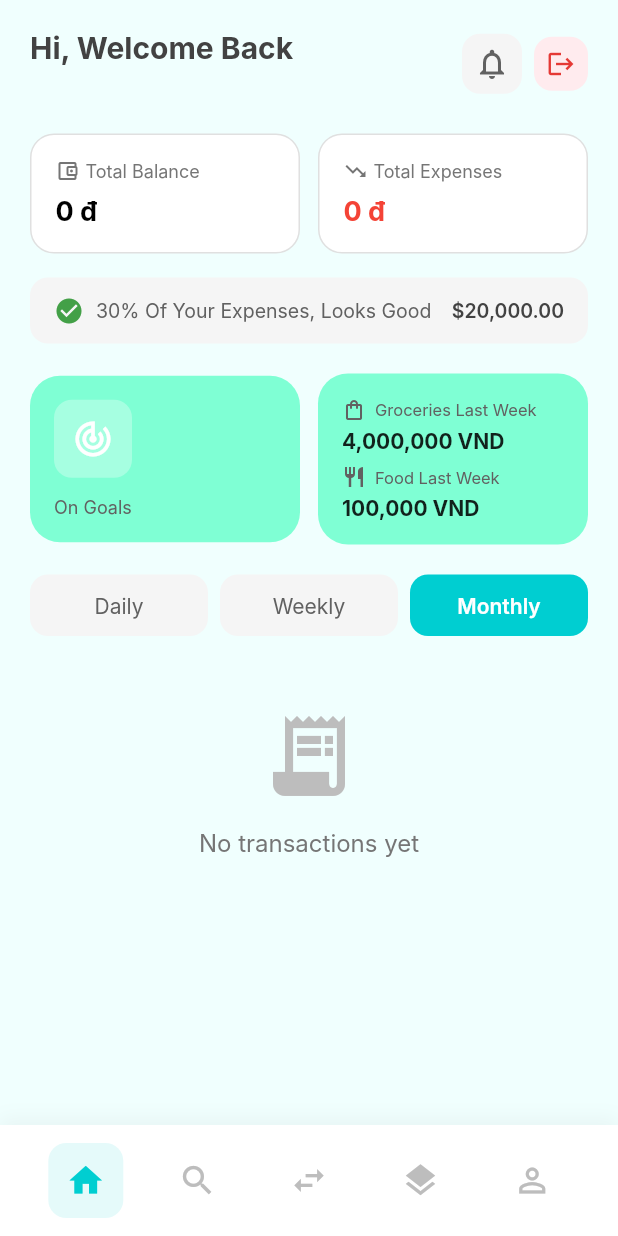
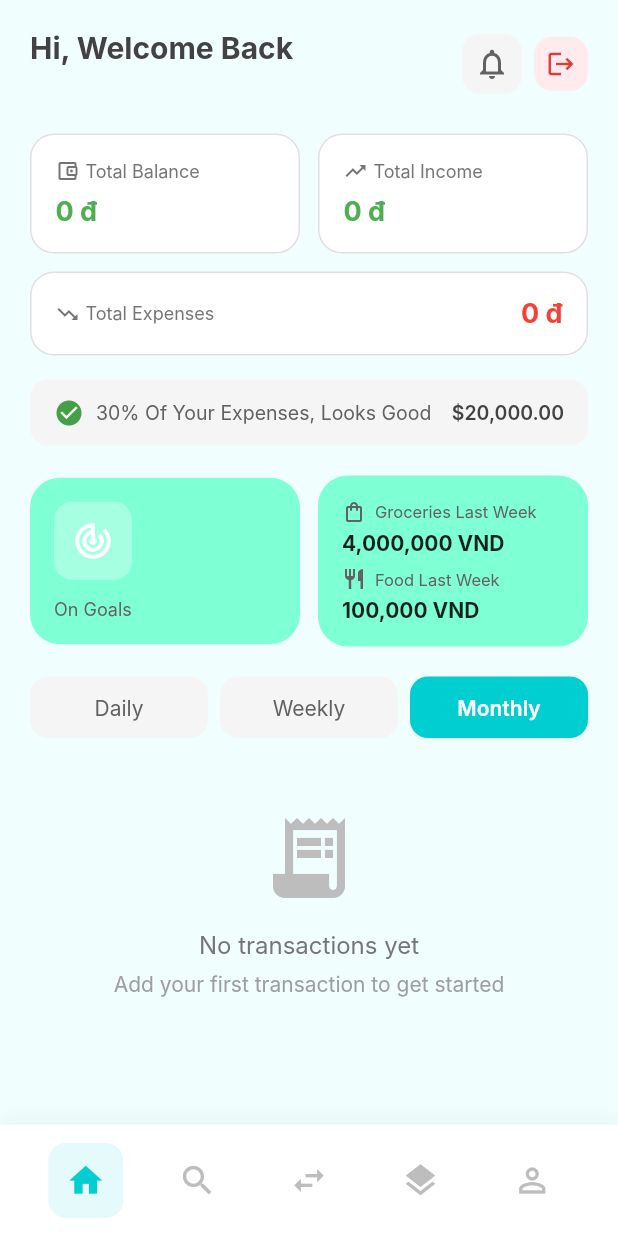
Before and after one commit to lehoangvi123/Pre_Thesis_Project, a Flutter app: the HomeView screen opened by its route, on a phone screen of 412 x 824 dp. Run offline on Flutter 3.47's test engine with Material 3 defaults, Android fonts, the phone set to English and light mode, and no system bars; our stand-ins replace cloud_firestore, device_info_plus, firebase_auth, firebase_core, fl_chart, google_sign_in and 2 more; missing offline and left inert: flutter_facebook_auth, otp; accounts and stored records are empty; Roboto replaces fonts that are missing (Inter).

Commit message:
finish basic app

```diff
--- a/lib/view/Function/HomeView.dart
+++ b/lib/view/Function/HomeView.dart
@@ -236,7 +236,7 @@ class _HomeViewState extends State<HomeView> {
     );
   }
 
-  // ✅ REAL-TIME BALANCE CARDS
+  // ✅ REAL-TIME BALANCE CARDS với Income
   Widget _buildBalanceCards() {
     final isDark = Theme.of(context).brightness == Brightness.dark;
 
@@ -260,12 +260,63 @@ class _HomeViewState extends State<HomeView> {
 
         var userData = snapshot.data!.data() as Map<String, dynamic>? ?? {};
         double balance = (userData['balance'] ?? 0).toDouble();
+        double totalIncome = (userData['totalIncome'] ?? 0).toDouble();
         double totalExpense = (userData['totalExpense'] ?? 0).toDouble();
 
-        return Row(
+        return Column(
           children: [
+            // Row 1: Balance + Income
+            Row(
+              children: [
+                // Total Balance
                 Expanded(
-              child: Container(
+                  child: _buildBalanceCard(
+                    icon: Icons.account_balance_wallet_outlined,
+                    label: 'Total Balance',
+                    amount: balance,
+                    color: balance >= 0 ? Colors.green : Colors.red,
+                    isDark: isDark,
+                  ),
+                ),
+                const SizedBox(width: 12),
+                // Total Income
+                Expanded(
+                  child: _buildBalanceCard(
+                    icon: Icons.trending_up,
+                    label: 'Total Income',
+                    amount: totalIncome,
+                    color: Colors.green,
+                    isDark: isDark,
+                  ),
+                ),
+              ],
+            ),
+            const SizedBox(height: 12),
+            // Row 2: Expenses (full width)
+            _buildBalanceCard(
+              icon: Icons.trending_down,
+              label: 'Total Expenses',
+              amount: totalExpense,
+              color: Colors.red,
+              isDark: isDark,
+              isFullWidth: true,
+            ),
+          ],
+        );
+      },
+    );
+  }
+
+  // ✅ Helper method để build balance card
+  Widget _buildBalanceCard({
+    required IconData icon,
+    required String label,
+    required double amount,
+    required Color color,
+    required bool isDark,
+    bool isFullWidth = false,
+  }) {
+    return Container(
       padding: const EdgeInsets.all(16),
       decoration: BoxDecoration(
         color: isDark ? const Color(0xFF2C2C2C) : Colors.white,
@@ -274,19 +325,50 @@ class _HomeViewState extends State<HomeView> {
           color: isDark ? Colors.grey[700]! : Colors.grey[300]!,
         ),
       ),
-                child: Column(
+      child: isFullWidth
+          ? Row(
+              mainAxisAlignment: MainAxisAlignment.spaceBetween,
+              children: [
+                Row(
+                  children: [
+                    Icon(
+                      icon,
+                      size: 16,
+                      color: isDark ? Colors.grey[500] : Colors.grey[600],
+                    ),
+                    const SizedBox(width: 4),
+                    Text(
+                      label,
+                      style: TextStyle(
+                        fontSize: 12,
+                        color: isDark ? Colors.grey[400] : Colors.grey[600],
+                      ),
+                    ),
+                  ],
+                ),
+                Text(
+                  '${_formatCurrency(amount)} đ',
+                  style: TextStyle(
+                    fontSize: 18,
+                    fontWeight: FontWeight.bold,
+                    color: color,
+                  ),
+                ),
+              ],
+            )
+          : Column(
               crossAxisAlignment: CrossAxisAlignment.start,
               children: [
                 Row(
                   children: [
                     Icon(
-                          Icons.account_balance_wallet_outlined,
+                      icon,
                       size: 16,
                       color: isDark ? Colors.grey[500] : Colors.grey[600],
                     ),
                     const SizedBox(width: 4),
                     Text(
-                          'Total Balance',
+                      label,
                       style: TextStyle(
                         fontSize: 12,
                         color: isDark ? Colors.grey[400] : Colors.grey[600],
@@ -296,64 +378,15 @@ class _HomeViewState extends State<HomeView> {
                 ),
                 const SizedBox(height: 8),
                 Text(
-                      '${_formatCurrency(balance)} đ',
+                  '${_formatCurrency(amount)} đ',
                   style: TextStyle(
                     fontSize: 18,
                     fontWeight: FontWeight.bold,
-                        color: isDark ? Colors.white : Colors.black,
+                    color: color,
                   ),
                 ),
               ],
             ),
-              ),
-            ),
-            const SizedBox(width: 12),
-            Expanded(
-              child: Container(
-                padding: const EdgeInsets.all(16),
-                decoration: BoxDecoration(
-                  color: isDark ? const Color(0xFF2C2C2C) : Colors.white,
-                  borderRadius: BorderRadius.circular(16),
-                  border: Border.all(
-                    color: isDark ? Colors.grey[700]! : Colors.grey[300]!,
-                  ),
-                ),
-                child: Column(
-                  crossAxisAlignment: CrossAxisAlignment.start,
-                  children: [
-                    Row(
-                      children: [
-                        Icon(
-                          Icons.trending_down,
-                          size: 16,
-                          color: isDark ? Colors.grey[500] : Colors.grey[600],
-                        ),
-                        const SizedBox(width: 4),
-                        Text(
-                          'Total Expenses',
-                          style: TextStyle(
-                            fontSize: 12,
-                            color: isDark ? Colors.grey[400] : Colors.grey[600],
-                          ),
-                        ),
-                      ],
-                    ),
-                    const SizedBox(height: 8),
-                    Text(
-                      '${_formatCurrency(totalExpense)} đ',
-                      style: const TextStyle(
-                        fontSize: 18,
-                        fontWeight: FontWeight.bold,
-                        color: Colors.red,
-                      ),
-                    ),
-                  ],
-                ),
-              ),
-            ),
-          ],
-        );
-      },
     );
   }
 
@@ -620,6 +653,7 @@ class _HomeViewState extends State<HomeView> {
     );
   }
 
+  // ✅ REAL-TIME TRANSACTION LIST
   Widget _buildTransactionList() {
     if (userId == null) {
       return const Center(child: Text('Please login'));
@@ -650,6 +684,11 @@ class _HomeViewState extends State<HomeView> {
                     'No transactions yet',
                     style: TextStyle(color: Colors.grey[600], fontSize: 16),
                   ),
+                  const SizedBox(height: 8),
+                  Text(
+                    'Add your first transaction to get started',
+                    style: TextStyle(color: Colors.grey[500], fontSize: 14),
+                  ),
                 ],
               ),
             ),
@@ -659,22 +698,17 @@ class _HomeViewState extends State<HomeView> {
         return Column(
           children: snapshot.data!.docs.map((doc) {
             var txData = doc.data() as Map<String, dynamic>;
-
-          // ✅ FIX: Kiểm tra type chính xác
-          String type = (txData['type'] ?? 'expense').toString().toLowerCase();
-          bool isIncome = type == 'income';
-
-          double amount = (txData['amount'] ?? 0).toDouble();
+            bool isIncome = txData['type']?.toString().toLowerCase() == 'income';
 
             return Padding(
               padding: const EdgeInsets.only(bottom: 12),
               child: _buildTransactionItem(
                 icon: _getCategoryIcon(txData['category'] ?? 'Other'),
-              iconColor: isIncome ? Colors.green[400]! : Colors.red[400]!,
+                iconColor: isIncome ? Colors.green[400]! : Colors.blue[400]!,
                 title: txData['title'] ?? 'No title',
                 date: _formatDate(txData['date']),
                 category: txData['category'] ?? 'Other',
-              amount: '${isIncome ? '+' : '-'}${_formatCurrency(amount)} đ',
+                amount: '${isIncome ? '+' : '-'}${_formatCurrency(txData['amount']?.toDouble() ?? 0)} đ',
                 isPositive: isIncome,
               ),
             );
@@ -898,6 +932,4 @@ class _HomeViewState extends State<HomeView> {
       ),
     );
   }
-
-
 }
```
Also changed, not shown: lib/view/Function/AddIncomeView.dart (+136 -135 lines). Lines whose indentation alone changed are shown as unchanged.
